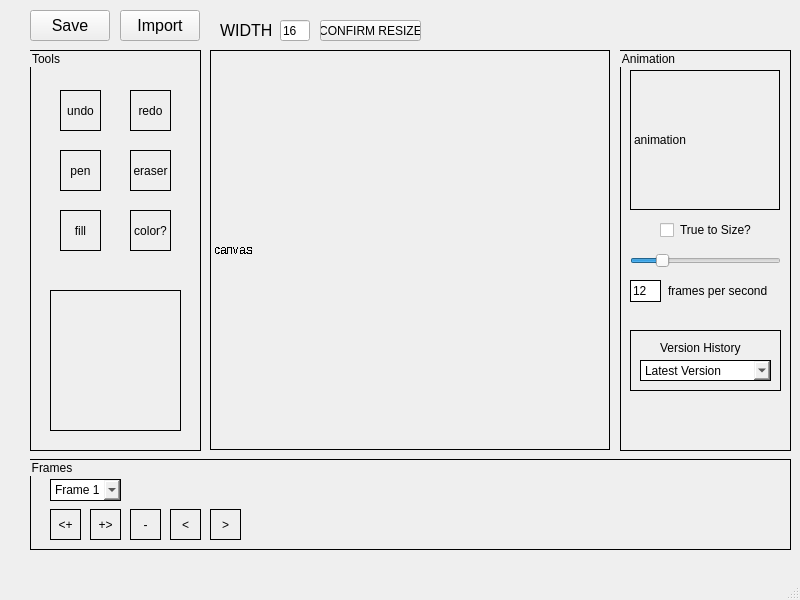
First picture: the form in mainwindow.ui, repository JsnTheAzn/sprite-editor, before the edit.
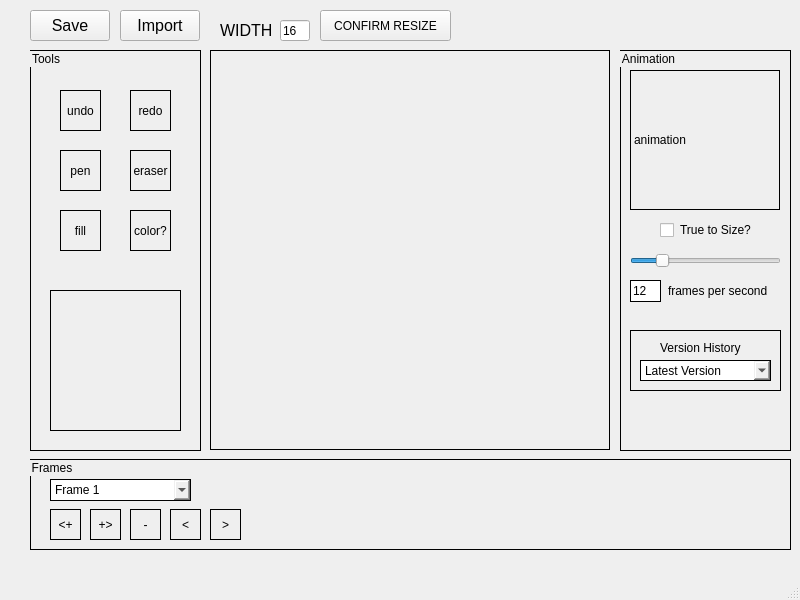
Second picture: the form after the edit. Icons and pictures are not drawn.

Commit message: Added transparency background.

```diff
--- a/mainwindow.ui
+++ b/mainwindow.ui
@@ -97,9 +97,9 @@
     <property name="geometry">
      <rect>
       <x>320</x>
-      <y>20</y>
-      <width>101</width>
-      <height>21</height>
+      <y>10</y>
+      <width>131</width>
+      <height>31</height>
      </rect>
     </property>
     <property name="text">
@@ -228,12 +228,22 @@
     <property name="mouseTracking">
      <bool>true</bool>
     </property>
+    <property name="autoFillBackground">
+     <bool>false</bool>
+    </property>
     <property name="styleSheet">
      <string notr="true">border-color: rgb(0, 0, 0);
-border: 1px solid</string>
+border: 1px solid;
+background-image: url(:/background/transparency-background.png);</string>
+    </property>
+    <property name="lineWidth">
+     <number>1</number>
     </property>
     <property name="text">
-     <string>canvas</string>
+     <string/>
+    </property>
+    <property name="scaledContents">
+     <bool>true</bool>
     </property>
    </widget>
    <widget class="QGroupBox" name="righPanel">
@@ -425,7 +435,7 @@
       <rect>
        <x>20</x>
        <y>20</y>
-       <width>71</width>
+       <width>141</width>
        <height>22</height>
       </rect>
      </property>
```
Left out of the diff: 2 changed lines with no effect on the pictures. The commit also changes 3 other files.
